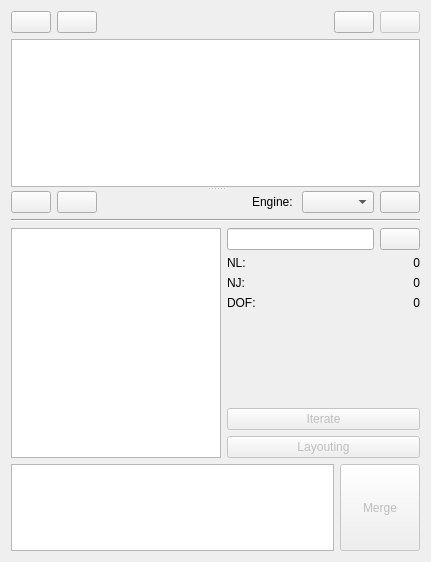
Qt form core/synthesis/collections/structure_widget.ui (KmolYuan/Pyslvs-UI) before a commit.
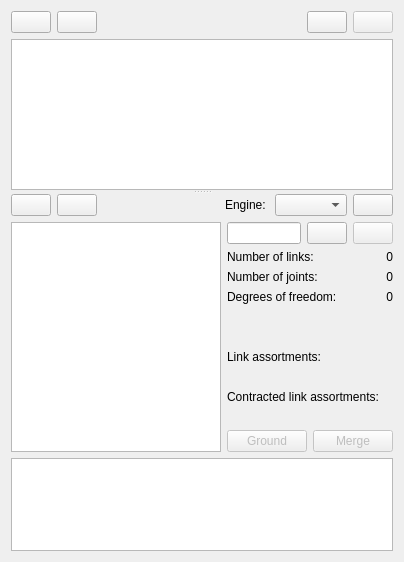
The same form after that commit. Icons and pictures are not drawn.

Commit message: UI improvement of structure collection panel.

```diff
--- a/core/synthesis/collections/structure_widget.ui
+++ b/core/synthesis/collections/structure_widget.ui
@@ -6,7 +6,7 @@
    <rect>
     <x>0</x>
     <y>0</y>
-    <width>431</width>
+    <width>400</width>
     <height>562</height>
    </rect>
   </property>
@@ -17,7 +17,7 @@
    <iconset resource="../../../icons.qrc">
     <normaloff>:/icons/structure.png</normaloff>:/icons/structure.png</iconset>
   </property>
-  <layout class="QVBoxLayout" name="verticalLayout_4">
+  <layout class="QVBoxLayout" name="verticalLayout_2">
    <item>
     <layout class="QHBoxLayout" name="horizontalLayout">
      <item>
@@ -87,9 +87,6 @@
      <property name="orientation">
       <enum>Qt::Vertical</enum>
      </property>
-     <widget class="QWidget" name="verticalLayoutWidget_2">
-      <layout class="QVBoxLayout" name="verticalLayout_3">
-       <item>
         <widget class="QListWidget" name="collection_list">
          <property name="contextMenuPolicy">
           <enum>Qt::CustomContextMenu</enum>
@@ -116,9 +113,6 @@
           <bool>true</bool>
          </property>
         </widget>
-       </item>
-      </layout>
-     </widget>
      <widget class="QWidget" name="verticalLayoutWidget">
       <layout class="QVBoxLayout" name="verticalLayout">
        <item>
@@ -191,13 +185,6 @@
          </item>
         </layout>
        </item>
-       <item>
-        <widget class="Line" name="line">
-         <property name="orientation">
-          <enum>Qt::Horizontal</enum>
-         </property>
-        </widget>
-       </item>
        <item>
         <layout class="QHBoxLayout" name="horizontalLayout_2">
          <item>
@@ -232,26 +219,7 @@
           </widget>
          </item>
          <item>
-          <widget class="QWidget" name="widget" native="true">
-           <property name="maximumSize">
-            <size>
-             <width>16777215</width>
-             <height>230</height>
-            </size>
-           </property>
-           <layout class="QVBoxLayout" name="verticalLayout_2">
-            <property name="leftMargin">
-             <number>0</number>
-            </property>
-            <property name="topMargin">
-             <number>0</number>
-            </property>
-            <property name="rightMargin">
-             <number>0</number>
-            </property>
-            <property name="bottomMargin">
-             <number>0</number>
-            </property>
+          <layout class="QVBoxLayout" name="verticalLayout_5">
             <item>
              <layout class="QHBoxLayout" name="horizontalLayout_3">
               <item>
@@ -272,6 +240,20 @@
                 </property>
                </widget>
               </item>
+             <item>
+              <widget class="QPushButton" name="triangle_button">
+               <property name="enabled">
+                <bool>false</bool>
+               </property>
+               <property name="statusTip">
+                <string>Use trangular formula to do dimentional synthesis.</string>
+               </property>
+               <property name="icon">
+                <iconset resource="../../../icons.qrc">
+                 <normaloff>:/icons/ti.png</normaloff>:/icons/ti.png</iconset>
+               </property>
+              </widget>
+             </item>
              </layout>
             </item>
             <item>
@@ -279,7 +261,7 @@
               <item row="1" column="0">
                <widget class="QLabel" name="nl_text">
                 <property name="text">
-                 <string>NL:</string>
+                <string>Number of links:</string>
                 </property>
                </widget>
               </item>
@@ -296,7 +278,7 @@
               <item row="2" column="0">
                <widget class="QLabel" name="nj_text">
                 <property name="text">
-                 <string>NJ:</string>
+                <string>Number of joints:</string>
                 </property>
                </widget>
               </item>
@@ -313,7 +295,7 @@
               <item row="3" column="0">
                <widget class="QLabel" name="dof_text">
                 <property name="text">
-                 <string>DOF:</string>
+                <string>Degrees of freedom:</string>
                 </property>
                </widget>
               </item>
@@ -330,35 +312,29 @@
              </layout>
             </item>
             <item>
-             <spacer name="verticalSpacer">
-              <property name="orientation">
-               <enum>Qt::Vertical</enum>
-              </property>
-              <property name="sizeHint" stdset="0">
-               <size>
-                <width>20</width>
-                <height>40</height>
-               </size>
-              </property>
-             </spacer>
+            <layout class="QVBoxLayout" name="verticalLayout_4">
+             <item>
+              <widget class="QLabel" name="link_assortments_text">
+               <property name="text">
+                <string>Link assortments:</string>
+               </property>
+              </widget>
             </item>
             <item>
-             <widget class="QPushButton" name="triangle_button">
-              <property name="enabled">
-               <bool>false</bool>
-              </property>
-              <property name="statusTip">
-               <string>Use trangular formula to do dimentional synthesis.</string>
-              </property>
+              <widget class="QLabel" name="link_assortments_label"/>
+             </item>
+             <item>
+              <widget class="QLabel" name="contracted_link_assortments_text">
               <property name="text">
-               <string>Iterate</string>
-              </property>
-              <property name="icon">
-               <iconset resource="../../../icons.qrc">
-                <normaloff>:/icons/ti.png</normaloff>:/icons/ti.png</iconset>
-              </property>
-             </widget>
-            </item>
+                <string>Contracted link assortments:</string>
+               </property>
+              </widget>
+             </item>
+             <item>
+              <widget class="QLabel" name="contracted_link_assortments_label"/>
+             </item>
+             <item>
+              <layout class="QHBoxLayout" name="horizontalLayout_5">
             <item>
              <widget class="QPushButton" name="grounded_button">
               <property name="enabled">
@@ -368,46 +344,11 @@
                <string>Re-layout the grounded chains.</string>
               </property>
               <property name="text">
-               <string>Layouting</string>
+                  <string>Ground</string>
               </property>
               <property name="icon">
                <iconset resource="../../../icons.qrc">
-                <normaloff>:/icons/data_update.png</normaloff>:/icons/data_update.png</iconset>
-              </property>
-             </widget>
-            </item>
-           </layout>
-          </widget>
-         </item>
-        </layout>
-       </item>
-       <item>
-        <layout class="QHBoxLayout" name="horizontalLayout_4">
-         <item>
-          <widget class="QListWidget" name="grounded_list">
-           <property name="contextMenuPolicy">
-            <enum>Qt::CustomContextMenu</enum>
-           </property>
-           <property name="iconSize">
-            <size>
-             <width>150</width>
-             <height>150</height>
-            </size>
-           </property>
-           <property name="movement">
-            <enum>QListView::Static</enum>
-           </property>
-           <property name="resizeMode">
-            <enum>QListView::Adjust</enum>
-           </property>
-           <property name="spacing">
-            <number>3</number>
-           </property>
-           <property name="viewMode">
-            <enum>QListView::IconMode</enum>
-           </property>
-           <property name="uniformItemSizes">
-            <bool>true</bool>
+                   <normaloff>:/icons/structure.png</normaloff>:/icons/structure.png</iconset>
            </property>
           </widget>
          </item>
@@ -416,12 +357,6 @@
            <property name="enabled">
             <bool>false</bool>
            </property>
-           <property name="sizePolicy">
-            <sizepolicy hsizetype="Minimum" vsizetype="Expanding">
-             <horstretch>0</horstretch>
-             <verstretch>0</verstretch>
-            </sizepolicy>
-           </property>
            <property name="statusTip">
             <string>Merge the specified chain to canvas with current layout.</string>
            </property>
@@ -431,6 +366,44 @@
            <property name="icon">
             <iconset resource="../../../icons.qrc">
              <normaloff>:/icons/merge.png</normaloff>:/icons/merge.png</iconset>
+                 </property>
+                </widget>
+               </item>
+              </layout>
+             </item>
+            </layout>
+           </item>
+          </layout>
+         </item>
+        </layout>
+       </item>
+       <item>
+        <layout class="QHBoxLayout" name="horizontalLayout_4">
+         <item>
+          <widget class="QListWidget" name="grounded_list">
+           <property name="contextMenuPolicy">
+            <enum>Qt::CustomContextMenu</enum>
+           </property>
+           <property name="iconSize">
+            <size>
+             <width>150</width>
+             <height>150</height>
+            </size>
+           </property>
+           <property name="movement">
+            <enum>QListView::Static</enum>
+           </property>
+           <property name="resizeMode">
+            <enum>QListView::Adjust</enum>
+           </property>
+           <property name="spacing">
+            <number>3</number>
+           </property>
+           <property name="viewMode">
+            <enum>QListView::IconMode</enum>
+           </property>
+           <property name="uniformItemSizes">
+            <bool>true</bool>
            </property>
           </widget>
          </item>
```
Left out of the diff: 2 changed lines with no effect on the pictures. Lines whose indentation alone changed are shown as unchanged. The commit also changes 3 other files.
